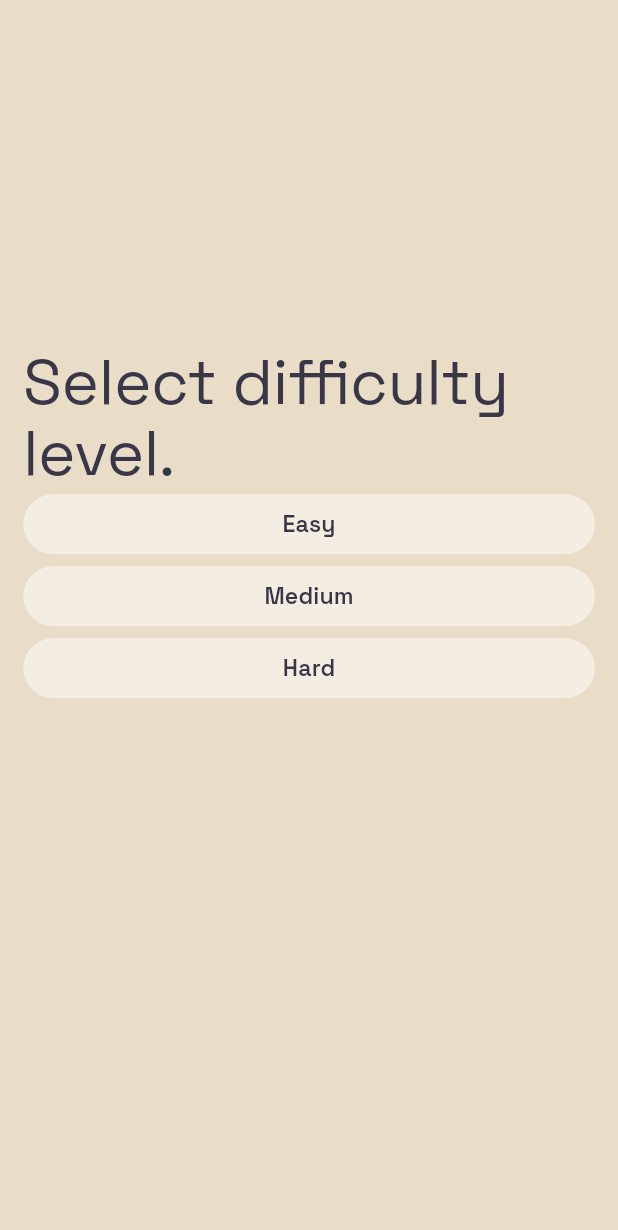
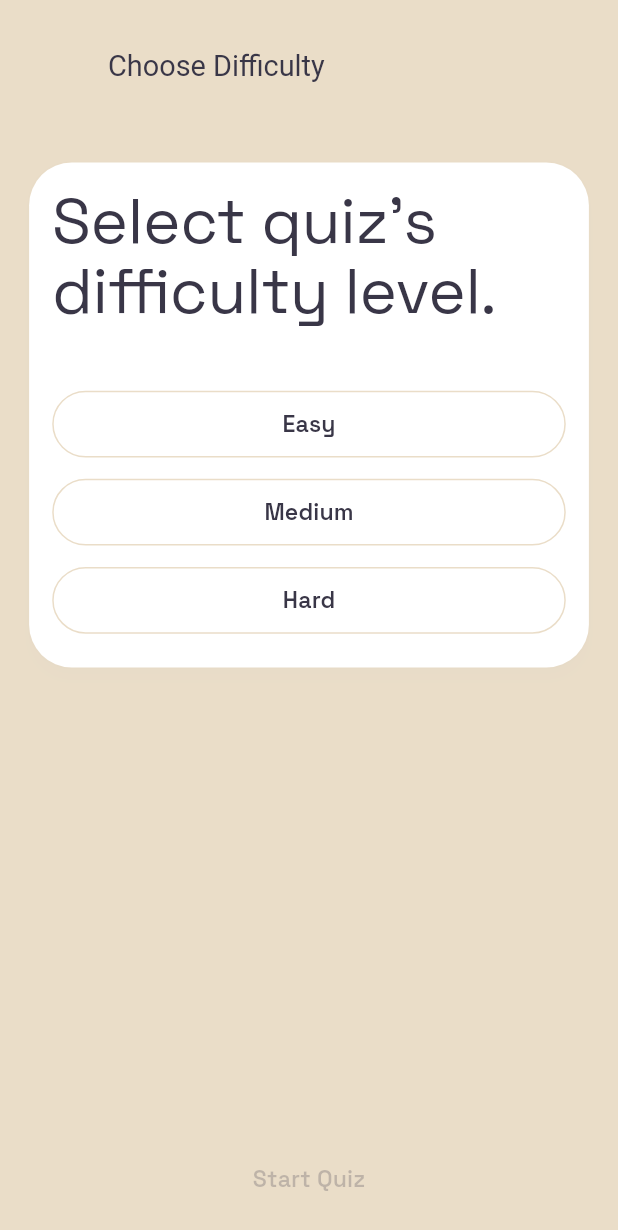
Before and after one commit to dilshadxahmad/quickwiz-app, a Flutter app: the screen it shows after launch, after a tap on "Continue", on a phone screen of 412 x 824 dp. Shown: the top 1230 px of the screen. Run offline on Flutter 3.47's test engine with Material 3 defaults, Android fonts, the phone set to English and light mode, and no system bars; our stand-ins replace flutter_screenutil; missing offline and left inert: http_interceptor.

Commit message:
DA: choose difficulty screen ui complete, other changes

```diff
--- a/lib/config/theme_config.dart
+++ b/lib/config/theme_config.dart
@@ -38,15 +38,35 @@ class ThemeConfig {
       ),
       elevatedButtonTheme: ElevatedButtonThemeData(
         style: ButtonStyle(
-          backgroundColor:
-              const MaterialStatePropertyAll(MyColors.darkTunaColor),
-          foregroundColor: const MaterialStatePropertyAll(MyColors.white),
+          backgroundColor: MaterialStateProperty.resolveWith<Color>(
+            (Set<MaterialState> states) {
+              if (states.contains(MaterialState.disabled)) {
+                return MyColors.darkTunaColor.withOpacity(0);
+              }
+              return MyColors.darkTunaColor;
+            },
+          ),
+          foregroundColor: MaterialStateProperty.resolveWith<Color>(
+            (Set<MaterialState> states) {
+              if (states.contains(MaterialState.disabled)) {
+                return MyColors.darkTunaColor.withOpacity(0.25);
+              }
+              return MyColors.white;
+            },
+          ),
           shape: const MaterialStatePropertyAll(StadiumBorder()),
           overlayColor:
               MaterialStatePropertyAll(MyColors.white.withOpacity(0.1)),
           shadowColor:
               MaterialStatePropertyAll(MyColors.darkTunaColor.withOpacity(0.1)),
-          elevation: MaterialStatePropertyAll(8.sp),
+          elevation: MaterialStateProperty.resolveWith<double>(
+            (Set<MaterialState> states) {
+              if (states.contains(MaterialState.disabled)) {
+                return 0;
+              }
+              return 8.sp;
+            },
+          ),
           surfaceTintColor: const MaterialStatePropertyAll(Colors.transparent),
         ),
       ),
@@ -97,17 +117,12 @@ class ThemeConfig {
         thickness: 0.5.h,
       ),
       cardTheme: CardTheme(
-        color: MyColors.darkTunaColor,
+        color: MyColors.white,
         surfaceTintColor: Colors.transparent,
-        // shadowColor: MyColors.lightGrey.withOpacity(0.1),
-
-        elevation: 0,
+        shadowColor: MyColors.lightGrey.withOpacity(0.1),
+        elevation: 4,
         shape: RoundedRectangleBorder(
-          borderRadius: BorderRadius.circular(8.r),
-          side: BorderSide(
-            color: MyColors.lightGrey,
-            width: 1.h,
-          ),
+          borderRadius: BorderRadius.circular(32.r),
         ),
       ),
       floatingActionButtonTheme: const FloatingActionButtonThemeData(
@@ -145,7 +160,6 @@ class ThemeConfig {
           borderRadius: BorderRadius.circular(8.r),
         ),
       ),
-      radioTheme: RadioThemeData(),
       inputDecorationTheme: InputDecorationTheme(
         contentPadding: EdgeInsets.symmetric(horizontal: 24.w),
         filled: true,
--- a/lib/locales/english_text.dart
+++ b/lib/locales/english_text.dart
@@ -5,8 +5,10 @@ class EnglishText {
   static const takeLearningToNextLevel =
       "Take your learning to the next level with our interactive and personalised quizzes.";
   static const continueText = "Continue";
-  static const selectDifficulty = "Select difficulty level.";
+  static const selectDifficulty = "Select quiz's difficulty level.";
   static const easy = "Easy";
   static const medium = "Medium";
   static const hard = "Hard";
+  static const chooseDifficulty = "Choose Difficulty";
+  static const startQuiz = "Start Quiz";
 }
--- a/lib/main.dart
+++ b/lib/main.dart
@@ -4,6 +4,7 @@ import 'package:quickwiz_app/Routes/app_navigation_routes.dart';
 import 'package:quickwiz_app/Routes/route_generator.dart';
 import 'package:quickwiz_app/config/theme_config.dart';
 import 'package:quickwiz_app/routes/app_keys.dart';
+import 'package:quickwiz_app/utils/constants/my_colors.dart';
 
 void main() {
   runApp(const QuickwizApp());
@@ -18,6 +19,7 @@ class QuickwizApp extends StatelessWidget {
       designSize: const Size(428, 926),
       builder: (context, widget) {
         return MaterialApp(
+          color: MyColors.darkTunaColor,
           theme: ThemeConfig.lightTheme(),
           debugShowCheckedModeBanner: false,
           navigatorKey: AppKeys.navigationKey,
--- /dev/null
+++ b/lib/models/option_model.dart
@@ -0,0 +1,7 @@
+class OptionModel {
+  int id;
+  String title;
+  bool isSelected;
+  OptionModel(
+      {required this.id, required this.title, required this.isSelected});
+}
--- a/lib/screens/difficulty_selection_screen.dart
+++ b/lib/screens/difficulty_selection_screen.dart
@@ -1,6 +1,7 @@
 import 'package:flutter/material.dart';
 import 'package:flutter_screenutil/flutter_screenutil.dart';
 import 'package:quickwiz_app/locales/english_text.dart';
+import 'package:quickwiz_app/models/option_model.dart';
 import 'package:quickwiz_app/utils/constants/my_colors.dart';
 
 class DifficultySelectionScreen extends StatefulWidget {
@@ -12,18 +13,27 @@ class DifficultySelectionScreen extends StatefulWidget {
 }
 
 class _DifficultySelectionScreenState extends State<DifficultySelectionScreen> {
-  Color buttonBGcolor = MyColors.lightYellowColor;
-  final List<String> options = [
-    EnglishText.easy,
-    EnglishText.medium,
-    EnglishText.hard,
+  int? _selectedIndex;
+  final List<OptionModel> options = [
+    OptionModel(id: 0, title: EnglishText.easy, isSelected: false),
+    OptionModel(id: 1, title: EnglishText.medium, isSelected: false),
+    OptionModel(id: 2, title: EnglishText.hard, isSelected: false),
   ];
   @override
   Widget build(BuildContext context) {
     return Scaffold(
+      appBar: AppBar(
+        title: const Text(EnglishText.chooseDifficulty),
+        leading: const SizedBox(),
+      ),
       body: Padding(
         padding: EdgeInsets.all(16.w),
-        child: Center(
+        child: Column(
+          mainAxisAlignment: MainAxisAlignment.spaceBetween,
+          children: [
+            Card(
+              child: Padding(
+                padding: EdgeInsets.all(16.w),
                 child: Column(
                   mainAxisSize: MainAxisSize.min,
                   mainAxisAlignment: MainAxisAlignment.spaceEvenly,
@@ -33,31 +43,59 @@ class _DifficultySelectionScreenState extends State<DifficultySelectionScreen> {
                       style: Theme.of(context).textTheme.displayLarge,
                     ),
                     SizedBox(
-                height: 300.h,
-                child: ListView.builder(
-                  itemCount: options.length,
-                  itemBuilder: (context, index) {
-                    return TextButton(
+                      height: 40.h,
+                    ),
+                    ...List.generate(
+                      options.length,
+                      (index) {
+                        return Padding(
+                          padding: EdgeInsets.symmetric(vertical: 8.h),
+                          child: SizedBox(
+                            width: double.maxFinite,
+                            height: 50.h,
+                            child: OutlinedButton(
                               onPressed: () {
                                 setState(() {
-                          buttonBGcolor = MyColors.lightTunaColor;
+                                  _selectedIndex = index;
                                 });
                               },
-                      style: ButtonStyle(
-                        backgroundColor:
-                            MaterialStatePropertyAll(buttonBGcolor),
+                              style: Theme.of(context)
+                                  .textButtonTheme
+                                  .style
+                                  ?.copyWith(
+                                    side: const MaterialStatePropertyAll(
+                                      BorderSide(
+                                          color: MyColors.antiqueYellowColor),
+                                    ),
+                                    backgroundColor: MaterialStatePropertyAll(
+                                      _selectedIndex == index
+                                          ? MyColors.antiqueYellowColor
+                                          : Colors.transparent,
+                                    ),
                                   ),
                               child: Text(
-                        options[index],
+                                options[index].title,
+                              ),
+                            ),
                           ),
                         );
                       },
-                ),
                     ),
                   ],
                 ),
               ),
             ),
+            SizedBox(
+              width: double.maxFinite,
+              height: 50.h,
+              child: ElevatedButton(
+                onPressed: _selectedIndex != null ? () {} : null,
+                child: const Text(EnglishText.startQuiz),
+              ),
+            )
+          ],
+        ),
+      ),
     );
   }
 }
--- a/lib/services/api_service.dart
+++ b/lib/services/api_service.dart
@@ -3,7 +3,7 @@ import 'dart:convert';
 import 'package:flutter/material.dart';
 import 'package:http/http.dart' as http;
 import 'package:quickwiz_app/Network/api_links.dart';
-import 'package:quickwiz_app/models/quiz_response_model.dart';
+import 'package:quickwiz_app/models/response_models/quiz_response_model.dart';
 
 class ApiService {
   static Future<QuizResponseModel> getQuizQuestions() async {
```
Also changed, not shown: lib/models/response_models/quiz_response_model.dart (renamed from lib/models/quiz_response_model.dart), 6 other files. Lines whose indentation alone changed are shown as unchanged.
